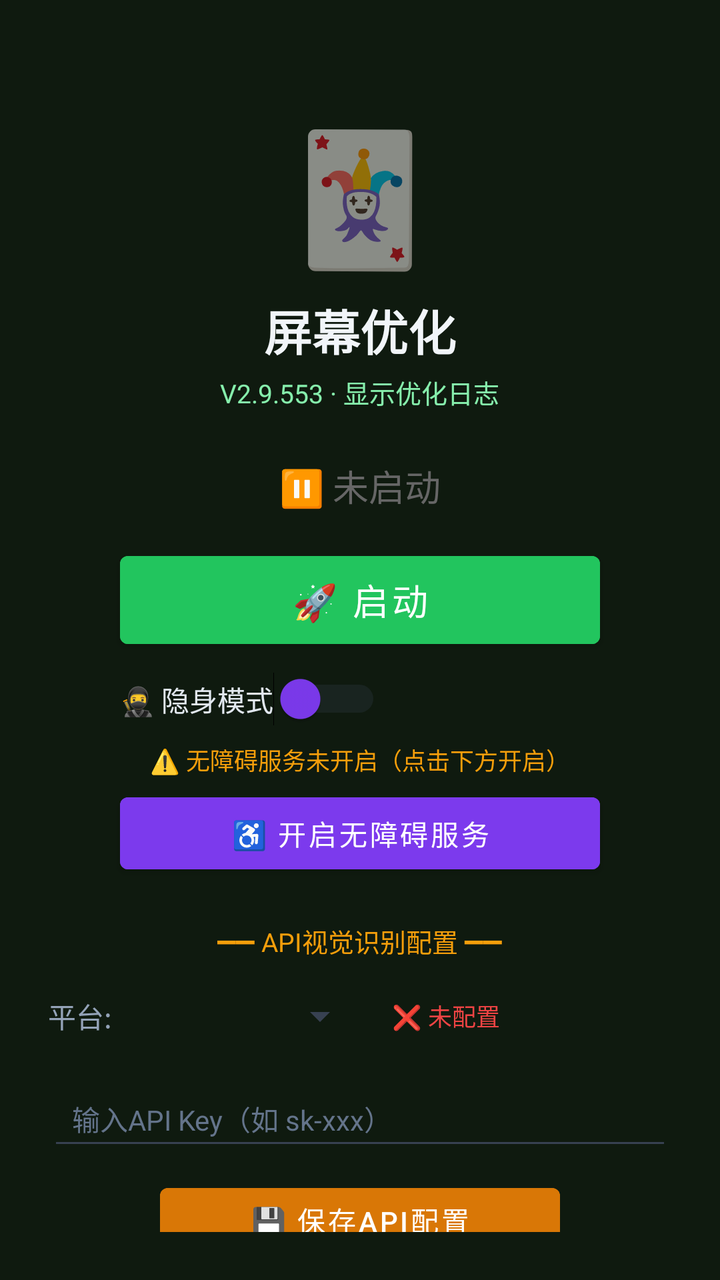
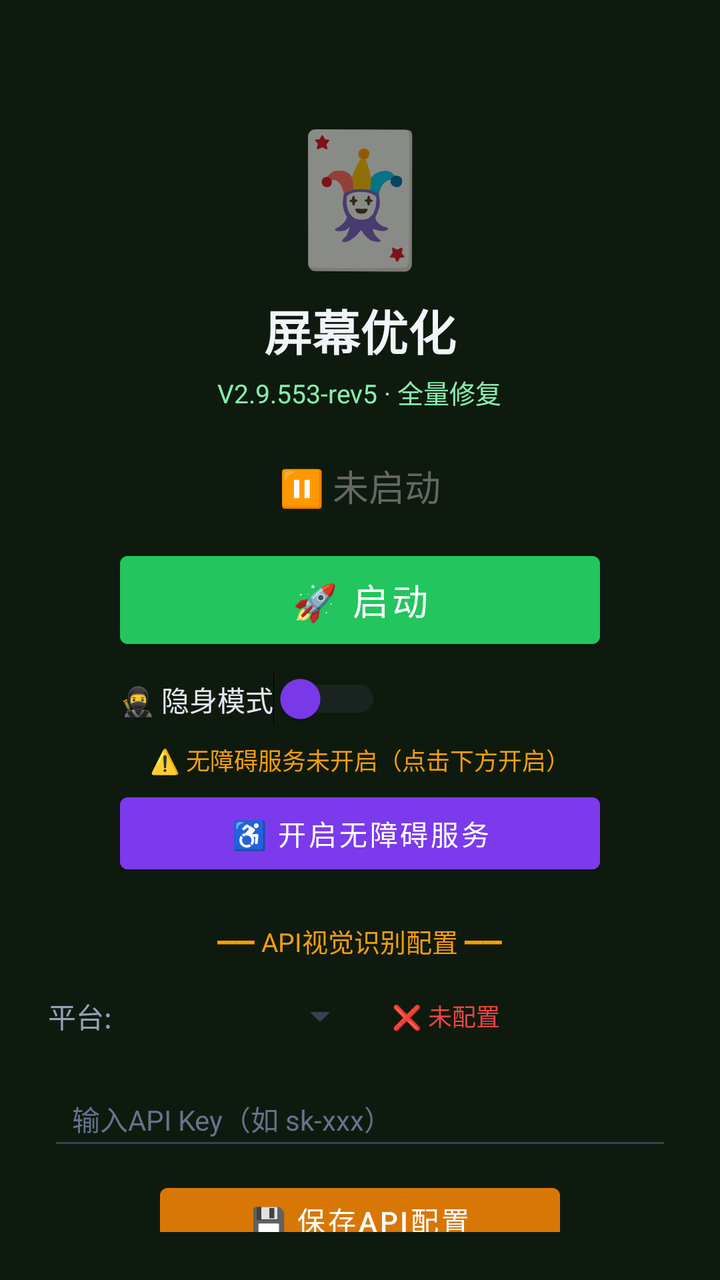

Two renders of the same Android screen: before a commit and after it. Below are the layout's source before the change and the commit's diff.
<!-- AndroidManifest.xml: activity theme Theme.MjScreenshot -->
<!-- res/layout/activity_main.xml -->
<?xml version="1.0" encoding="utf-8"?>
<LinearLayout xmlns:android="http://schemas.android.com/apk/res/android"
    android:layout_width="match_parent"
    android:layout_height="match_parent"
    android:orientation="vertical"
    android:background="#0f1a0f"
    android:padding="24dp"
    android:gravity="center_horizontal">

    <TextView
        android:layout_width="wrap_content"
        android:layout_height="wrap_content"
        android:text="🃏"
        android:textSize="64sp"
        android:layout_marginTop="30dp" />

    <TextView
        android:layout_width="wrap_content"
        android:layout_height="wrap_content"
        android:text="屏幕优化"
        android:textSize="24sp"
        android:textColor="#f1f5f9"
        android:textStyle="bold"
        android:layout_marginTop="8dp" />

    <TextView
        android:layout_width="wrap_content"
        android:layout_height="wrap_content"
        android:text="V2.9.553 · 显示优化日志"
        android:textSize="13sp"
        android:textColor="#86efac"
        android:layout_marginTop="4dp" />

    <TextView
        android:id="@+id/tvStatus"
        android:layout_width="wrap_content"
        android:layout_height="wrap_content"
        android:text="⏸ 未启动"
        android:textSize="18sp"
        android:textColor="#666666"
        android:layout_marginTop="24dp" />

    <Button
        android:id="@+id/btnStart"
        android:layout_width="240dp"
        android:layout_height="56dp"
        android:text="🚀 启动"
        android:textSize="18sp"
        android:textColor="#ffffff"
        android:backgroundTint="#22c55e"
        android:layout_marginTop="16dp" />

    <Button
        android:id="@+id/btnHelper"
        android:layout_width="240dp"
        android:layout_height="56dp"
        android:text="🃏 打开智囊"
        android:textSize="16sp"
        android:textColor="#ffffff"
        android:backgroundTint="#16a34a"
        android:layout_marginTop="12dp"
        android:visibility="gone" />

    
    <LinearLayout
        android:layout_width="240dp"
        android:layout_height="wrap_content"
        android:orientation="horizontal"
        android:gravity="center_vertical"
        android:layout_marginTop="8dp">

        <Switch
            android:id="@+id/switchStealth"
            android:layout_width="wrap_content"
            android:layout_height="wrap_content"
            android:text="🥷 隐身模式"
            android:textColor="#e2e8f0"
            android:textSize="14sp"
            android:thumbTint="#7c3aed"
            android:trackTint="#374151" />
    </LinearLayout>

    <TextView
        android:id="@+id/tvAccessibilityStatus"
        android:layout_width="wrap_content"
        android:layout_height="wrap_content"
        android:text="⚠️ 无障碍服务未开启（点击下方开启）"
        android:textSize="12sp"
        android:textColor="#f59e0b"
        android:layout_marginTop="8dp"
        android:gravity="center" />

    <Button
        android:id="@+id/btnAccessibility"
        android:layout_width="240dp"
        android:layout_height="48dp"
        android:text="♿ 开启无障碍服务"
        android:textSize="14sp"
        android:textColor="#ffffff"
        android:backgroundTint="#7c3aed"
        android:layout_marginTop="4dp" />

    <TextView
        android:layout_width="wrap_content"
        android:layout_height="wrap_content"
        android:text="━━ API视觉识别配置 ━━"
        android:textSize="13sp"
        android:textColor="#f59e0b"
        android:layout_marginTop="20dp" />

    <LinearLayout
        android:layout_width="match_parent"
        android:layout_height="wrap_content"
        android:orientation="horizontal"
        android:layout_marginTop="8dp"
        android:gravity="center_vertical">

        <TextView
            android:layout_width="wrap_content"
            android:layout_height="wrap_content"
            android:text="平台:"
            android:textSize="14sp"
            android:textColor="#94a3b8" />

        <Spinner
            android:id="@+id/spinnerProvider"
            android:layout_width="120dp"
            android:layout_height="40dp"
            android:layout_marginStart="8dp"
            android:backgroundTint="#374151" />

        <TextView
            android:id="@+id/tvApiStatus"
            android:layout_width="wrap_content"
            android:layout_height="wrap_content"
            android:text="❌ 未配置"
            android:textSize="12sp"
            android:textColor="#ef4444"
            android:layout_marginStart="12dp" />
    </LinearLayout>

    <EditText
        android:id="@+id/etApiKey"
        android:layout_width="match_parent"
        android:layout_height="44dp"
        android:hint="输入API Key（如 sk-xxx）"
        android:textSize="14sp"
        android:textColor="#e2e8f0"
        android:textColorHint="#64748b"
        android:backgroundTint="#374151"
        android:inputType="textPassword"
        android:layout_marginTop="8dp"
        android:paddingStart="12dp"
        android:paddingEnd="12dp" />

    <Button
        android:id="@+id/btnSaveApi"
        android:layout_width="200dp"
        android:layout_height="44dp"
        android:text="💾 保存API配置"
        android:textSize="14sp"
        android:textColor="#ffffff"
        android:backgroundTint="#d97706"
        android:layout_marginTop="8dp" />

    <TextView
        android:id="@+id/tvHint"
        android:layout_width="wrap_content"
        android:layout_height="wrap_content"
        android:text="先点上方按钮启动截屏"
        android:textSize="13sp"
        android:textColor="#666666"
        android:layout_marginTop="12dp"
        android:gravity="center" />

    <TextView
        android:layout_width="wrap_content"
        android:layout_height="wrap_content"
        android:text="使用步骤：\n1. 配置API Key（支持OpenAI/通义千问VL/硅基流动）\n2. 点「开启无障碍服务」→ 开启\n3. 开启「🥷隐身模式」(反检测)\n4. 点「启动」→ 允许悬浮窗\n5. 打牌时点屏幕上的🎯悬浮球即可截屏识别\n★ 拖动悬浮球可移到不挡牌的位置 ★\n★ 长按悬浮球可展开/收起详细面板 ★\n★ 悬浮球边框颜色=建议：绿=加注 橙=跟注 红=弃牌 ★"
        android:textSize="12sp"
        android:textColor="#64748b"
        android:layout_marginTop="12dp"
        android:lineSpacingExtra="3dp" />

</LinearLayout>
<!-- resources referenced by this layout -->
<resources>
  <style name="Theme.MjScreenshot" parent="Theme.MaterialComponents.DayNight.DarkActionBar">
          <item name="colorPrimary">#1e40af</item>
          <item name="colorPrimaryVariant">#1e3a8a</item>
          <item name="colorOnPrimary">#ffffff</item>
          <item name="android:statusBarColor">#0f172a</item>
      </style>
</resources>

<!-- the commit's change to res/layout/activity_main.xml (unified diff, before → after) -->
@@ -26,7 +26,7 @@
     <TextView
         android:layout_width="wrap_content"
         android:layout_height="wrap_content"
-        android:text="V2.9.553 · 显示优化日志"
+        android:text="V2.9.553-rev5 · 全量修复"
         android:textSize="13sp"
         android:textColor="#86efac"
         android:layout_marginTop="4dp" />
